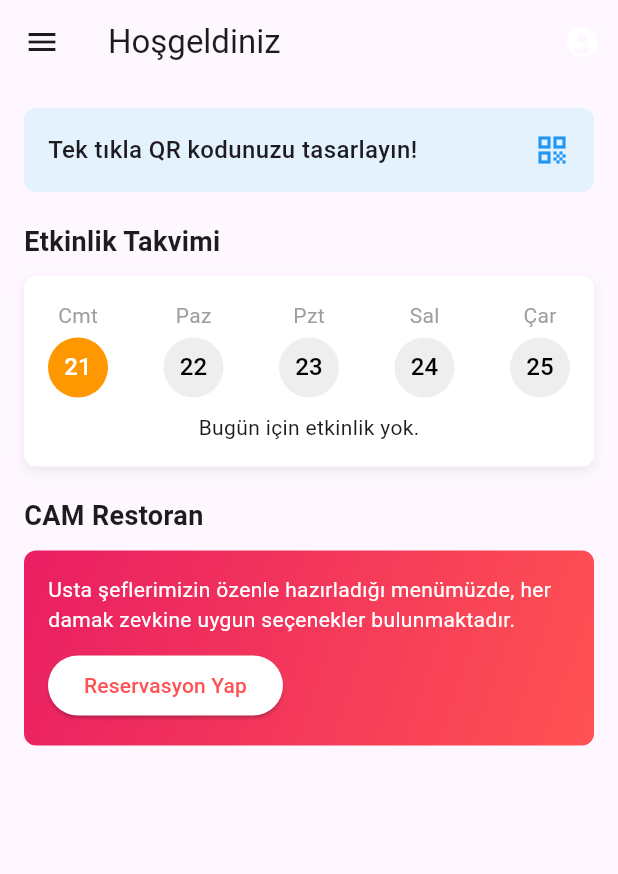
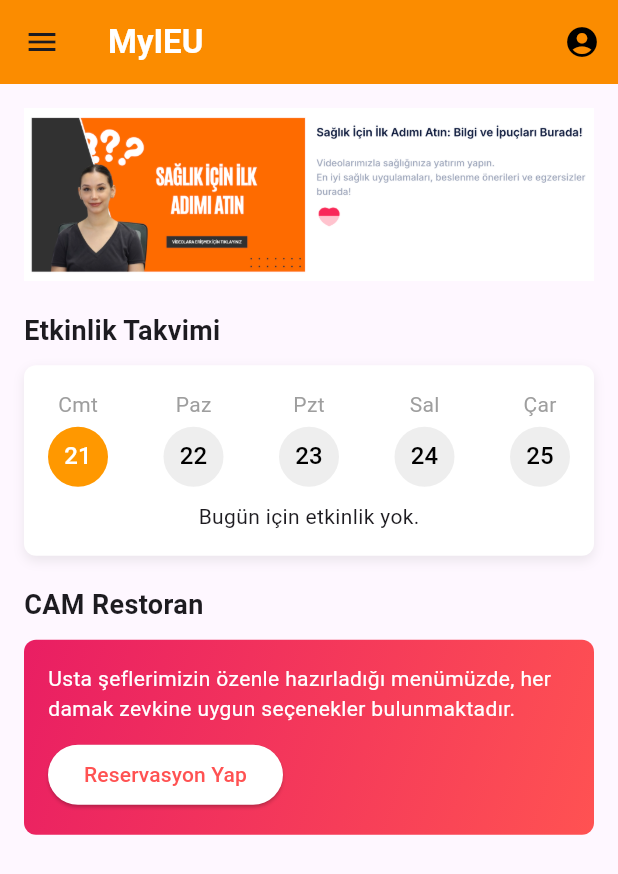
Before and after one commit to ahmetalpsamur/Infinite-Loopers-IT-Hackathon, a Flutter app: the MyHomePage screen opened directly, on a phone screen of 412 x 824 dp. Shown: the top 874 px of the screen. Run offline on Flutter 3.47's test engine with Material 3 defaults, Android fonts, the phone set to English and light mode, and no system bars; our stand-ins replace flutter_svg, shared_preferences; accounts and stored records are empty.

Commit message:
Describe your changes

```diff
--- a/lib/page/MyHomePage.dart
+++ b/lib/page/MyHomePage.dart
@@ -15,10 +15,10 @@ class MyHomePage extends StatelessWidget {
           children: [
             DrawerHeader(
               decoration: BoxDecoration(
-                color: Colors.blue,
+                color: Colors.orange,
               ),
               child: Text(
-                'myIEU Menu',
+                'Menü',
                 style: TextStyle(
                   color: Colors.white,
                   fontSize: 24,
@@ -36,11 +36,6 @@ class MyHomePage extends StatelessWidget {
               onTap: () {},
             ),
             ListTile(
-              leading: Icon(Icons.support),
-              title: Text('Destek'),
-              onTap: () {},
-            ),
-            ListTile(
               leading: Icon(Icons.update),
               title: Text('Oasis 2.0'),
               onTap: () {
@@ -52,7 +47,7 @@ class MyHomePage extends StatelessWidget {
             ),
             ListTile(
               leading: Icon(Icons.local_library),
-              title: Text('Library'),
+              title: Text('Kütüphane'),
               onTap: () {
                 Navigator.push(
                   context,
@@ -60,11 +55,30 @@ class MyHomePage extends StatelessWidget {
                 );
               },
             ),
+            ListTile(
+              leading: Icon(Icons.update),
+              title: Text('QR Kodunuzu Oluşturun'),
+              onTap: () {
+                Navigator.push(
+                  context,
+                  MaterialPageRoute(builder: (context) => OasisPage()),
+                );
+              },
+            ),
+            ListTile(
+              leading: Icon(Icons.support),
+              title: Text('Destek'),
+              onTap: () {},
+            ),
           ],
         ),
       ),
       appBar: AppBar(
-        title: Text('Hoşgeldiniz'),
+        backgroundColor: Colors.orange.shade600,
+        title: Text(
+          'MyIEU',
+          style: TextStyle(color: Colors.white, fontWeight: FontWeight.w700),
+        ),
         actions: [
           PopupMenuButton<String>(
             onSelected: (value) {
@@ -77,16 +91,16 @@ class MyHomePage extends StatelessWidget {
                 // Handle log out
               }
             },
-            icon: Icon(Icons.account_circle, color: Colors.white),
+            icon: Icon(Icons.account_circle, color: Colors.black),
             itemBuilder: (BuildContext context) {
               return [
                 PopupMenuItem(
                   value: 'My Profile',
-                  child: Text('My Profile'),
+                  child: Text('Profilim'),
                 ),
                 PopupMenuItem(
                   value: 'Log Out',
-                  child: Text('Log Out'),
+                  child: Text('Çıkış Yap'),
                 ),
               ];
             },
@@ -100,26 +114,10 @@ class MyHomePage extends StatelessWidget {
             crossAxisAlignment: CrossAxisAlignment.start,
             children: [
               Container(
-                padding: EdgeInsets.all(16),
-                decoration: BoxDecoration(
-                  color: Colors.blue[50],
-                  borderRadius: BorderRadius.circular(8),
-                ),
-                child: Row(
-                  mainAxisAlignment: MainAxisAlignment.spaceBetween,
-                  children: [
-                    Text(
-                      'Tek tıkla QR kodunuzu tasarlayın!',
-                      style: TextStyle(
-                        fontSize: 16,
-                        fontWeight: FontWeight.w500,
-                      ),
-                    ),
-                    Icon(
-                      Icons.qr_code,
-                      color: Colors.blue,
-                    ),
-                  ],
+                width: double.infinity, // Makes the image cover the full width
+                child: Image.asset(
+                  'lib/media/slide1.png', // Your image path here
+                  fit: BoxFit.cover, // Makes the image scale to cover the area
                 ),
               ),
               SizedBox(height: 20),
```
Also changed, not shown: pubspec.yaml (+1 -8 lines), lib/media/slide1.png (added), pubspec.lock, 9 other files.
